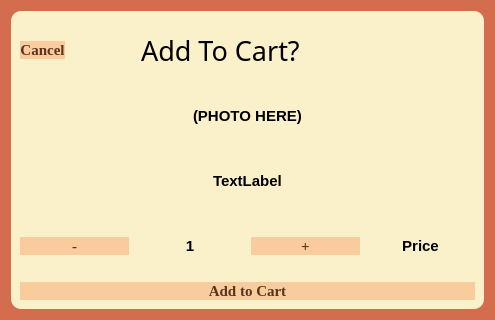
The window that confirmaddtocart.ui (PeteCastle/PEx5) describes before a commit, drawn with Qt 5.
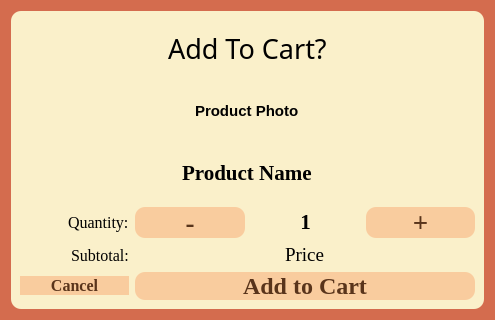
The same window after the commit.

```diff
--- a/confirmaddtocart.ui
+++ b/confirmaddtocart.ui
@@ -18,7 +18,7 @@
   </property>
   <layout class="QVBoxLayout" name="verticalLayout_2">
    <item>
-    <widget class="QWidget" name="" native="true">
+    <widget class="QWidget" name="widget" native="true">
      <property name="styleSheet">
       <string notr="true">color: rgb(0, 0, 0);
 background-color: rgb(250, 240, 202);
@@ -27,26 +27,7 @@
      </property>
      <layout class="QVBoxLayout" name="verticalLayout">
       <item>
-       <layout class="QHBoxLayout" name="horizontalLayout_2" stretch="10,20,0,50">
-        <item>
-         <widget class="QPushButton" name="backButton">
-          <property name="font">
-           <font>
-            <family>Georgia</family>
-            <pointsize>11</pointsize>
-            <bold>true</bold>
-           </font>
-          </property>
-          <property name="styleSheet">
-           <string notr="true">background-color: rgb(249, 204, 158);
-color: rgb(89, 52, 27);
-border-radius: 10px;</string>
-          </property>
-          <property name="text">
-           <string>Cancel</string>
-          </property>
-         </widget>
-        </item>
+       <layout class="QHBoxLayout" name="horizontalLayout_2" stretch="10,80,10">
         <item>
          <spacer name="horizontalSpacer">
           <property name="orientation">
@@ -60,7 +41,7 @@
           </property>
          </spacer>
         </item>
-        <item>
+        <item alignment="Qt::AlignHCenter">
          <widget class="QLabel" name="label">
           <property name="font">
            <font>
@@ -104,7 +85,7 @@
          <string notr="true">color: rgb(0, 0, 0);</string>
         </property>
         <property name="text">
-         <string>(PHOTO HERE)</string>
+         <string>Product Photo</string>
         </property>
        </widget>
       </item>
@@ -112,7 +93,8 @@
        <widget class="QLabel" name="Name">
         <property name="font">
          <font>
-          <pointsize>11</pointsize>
+          <family>Georgia</family>
+          <pointsize>16</pointsize>
           <bold>true</bold>
          </font>
         </property>
@@ -120,75 +102,172 @@
          <string notr="true">color: rgb(0, 0, 0);</string>
         </property>
         <property name="text">
-         <string>TextLabel</string>
+         <string>Product Name</string>
         </property>
        </widget>
       </item>
       <item>
-       <layout class="QHBoxLayout" name="horizontalLayout">
-        <item>
+       <layout class="QGridLayout" name="gridLayout">
+        <item row="0" column="0" alignment="Qt::AlignRight">
+         <widget class="QLabel" name="label_2">
+          <property name="font">
+           <font>
+            <family>Georgia</family>
+            <pointsize>12</pointsize>
+           </font>
+          </property>
+          <property name="text">
+           <string>Quantity:</string>
+          </property>
+         </widget>
+        </item>
+        <item row="2" column="1" colspan="3">
+         <widget class="QPushButton" name="AddToCart">
+          <property name="font">
+           <font>
+            <family>Georgia</family>
+            <pointsize>18</pointsize>
+            <bold>true</bold>
+           </font>
+          </property>
+          <property name="styleSheet">
+           <string notr="true">QPushButton{
+	background-color: rgb(249, 204, 158);
+	color: rgb(89, 52, 27);
+	border-radius: 10px;
+}
+QPushButton::hover{
+	border: 5px solid rgb(138, 80, 42);
+}
+QPushButton::pressed{
+	border: 5px solid rgb(89, 52, 27);
+}</string>
+          </property>
+          <property name="text">
+           <string>Add to Cart</string>
+          </property>
+          <property name="iconSize">
+           <size>
+            <width>16</width>
+            <height>14</height>
+           </size>
+          </property>
+          <property name="default">
+           <bool>true</bool>
+          </property>
+         </widget>
+        </item>
+        <item row="2" column="0">
+         <widget class="QPushButton" name="backButton">
+          <property name="font">
+           <font>
+            <family>Georgia</family>
+            <pointsize>12</pointsize>
+            <bold>true</bold>
+           </font>
+          </property>
+          <property name="styleSheet">
+           <string notr="true">QPushButton{
+	background-color: rgb(249, 204, 158);
+	color: rgb(89, 52, 27);
+	border-radius: 10px;
+}
+QPushButton::hover{
+	border: 5px solid rgb(138, 80, 42);
+}
+QPushButton::pressed{
+	border: 5px solid rgb(89, 52, 27);
+}</string>
+          </property>
+          <property name="text">
+           <string>Cancel</string>
+          </property>
+         </widget>
+        </item>
+        <item row="0" column="1">
          <widget class="QPushButton" name="subtractButton">
           <property name="font">
            <font>
             <family>Georgia</family>
-            <pointsize>11</pointsize>
+            <pointsize>20</pointsize>
             <bold>true</bold>
            </font>
           </property>
           <property name="styleSheet">
-           <string notr="true">background-color: rgb(249, 204, 158);
-color: rgb(89, 52, 27);
-border-radius: 10px;</string>
+           <string notr="true">QPushButton{
+	background-color: rgb(249, 204, 158);
+	color: rgb(89, 52, 27);
+	border-radius: 10px;
+}
+QPushButton::hover{
+	border: 5px solid rgb(138, 80, 42);
+}
+QPushButton::pressed{
+	border: 5px solid rgb(89, 52, 27);
+}</string>
           </property>
           <property name="text">
            <string>-</string>
           </property>
          </widget>
         </item>
-        <item>
-         <widget class="QLabel" name="Amount">
-          <property name="font">
-           <font>
-            <pointsize>11</pointsize>
-            <bold>true</bold>
-           </font>
-          </property>
-          <property name="whatsThis">
-           <string>&lt;html&gt;&lt;head/&gt;&lt;body&gt;&lt;p align=&quot;center&quot;&gt;&lt;br/&gt;&lt;/p&gt;&lt;/body&gt;&lt;/html&gt;</string>
-          </property>
-          <property name="styleSheet">
-           <string notr="true">color: rgb(0, 0, 0);</string>
-          </property>
-          <property name="text">
-           <string>&lt;html&gt;&lt;head/&gt;&lt;body&gt;&lt;p align=&quot;center&quot;&gt;1&lt;/p&gt;&lt;/body&gt;&lt;/html&gt;</string>
-          </property>
-         </widget>
-        </item>
-        <item>
+        <item row="0" column="3">
          <widget class="QPushButton" name="addButton">
           <property name="font">
            <font>
             <family>Georgia</family>
-            <pointsize>11</pointsize>
+            <pointsize>20</pointsize>
             <bold>true</bold>
            </font>
           </property>
           <property name="styleSheet">
-           <string notr="true">background-color: rgb(249, 204, 158);
-color: rgb(89, 52, 27);
-border-radius: 10px;</string>
+           <string notr="true">QPushButton{
+	background-color: rgb(249, 204, 158);
+	color: rgb(89, 52, 27);
+	border-radius: 10px;
+}
+QPushButton::hover{
+	border: 5px solid rgb(138, 80, 42);
+}
+QPushButton::pressed{
+	border: 5px solid rgb(89, 52, 27);
+}</string>
           </property>
           <property name="text">
            <string>+</string>
           </property>
          </widget>
         </item>
-        <item>
+        <item row="0" column="2">
+         <widget class="QLabel" name="Amount">
+          <property name="font">
+           <font>
+            <family>Georgia</family>
+            <pointsize>16</pointsize>
+            <bold>true</bold>
+           </font>
+          </property>
+          <property name="whatsThis">
+           <string>&lt;html&gt;&lt;head/&gt;&lt;body&gt;&lt;p align=&quot;center&quot;&gt;&lt;br/&gt;&lt;/p&gt;&lt;/body&gt;&lt;/html&gt;</string>
+          </property>
+          <property name="styleSheet">
+           <string notr="true">color: rgb(0, 0, 0);</string>
+          </property>
+          <property name="text">
+           <string>&lt;html&gt;&lt;head/&gt;&lt;body&gt;&lt;p align=&quot;center&quot;&gt;1&lt;/p&gt;&lt;/body&gt;&lt;/html&gt;</string>
+          </property>
+          <property name="alignment">
+           <set>Qt::AlignCenter</set>
+          </property>
+         </widget>
+        </item>
+        <item row="1" column="1" colspan="3" alignment="Qt::AlignHCenter">
          <widget class="QLabel" name="Price">
           <property name="font">
            <font>
-            <pointsize>11</pointsize>
-            <bold>true</bold>
+            <family>Georgia</family>
+            <pointsize>14</pointsize>
+            <bold>false</bold>
            </font>
           </property>
           <property name="whatsThis">
@@ -200,29 +279,26 @@
           <property name="text">
            <string>&lt;html&gt;&lt;head/&gt;&lt;body&gt;&lt;p align=&quot;center&quot;&gt;Price&lt;/p&gt;&lt;/body&gt;&lt;/html&gt;</string>
           </property>
+          <property name="alignment">
+           <set>Qt::AlignCenter</set>
+          </property>
+         </widget>
+        </item>
+        <item row="1" column="0" alignment="Qt::AlignRight">
+         <widget class="QLabel" name="label_3">
+          <property name="font">
+           <font>
+            <family>Georgia</family>
+            <pointsize>12</pointsize>
+           </font>
+          </property>
+          <property name="text">
+           <string>Subtotal:</string>
+          </property>
          </widget>
         </item>
        </layout>
       </item>
-      <item>
-       <widget class="QPushButton" name="AddToCart">
-        <property name="font">
-         <font>
-          <family>Georgia</family>
-          <pointsize>11</pointsize>
-          <bold>true</bold>
-         </font>
-        </property>
-        <property name="styleSheet">
-         <string notr="true">background-color: rgb(249, 204, 158);
-color: rgb(89, 52, 27);
-border-radius: 10px;</string>
-        </property>
-        <property name="text">
-         <string>Add to Cart</string>
-        </property>
-       </widget>
-      </item>
      </layout>
     </widget>
    </item>
```
Left out of the diff: 3 changed lines with no effect on the pictures.
